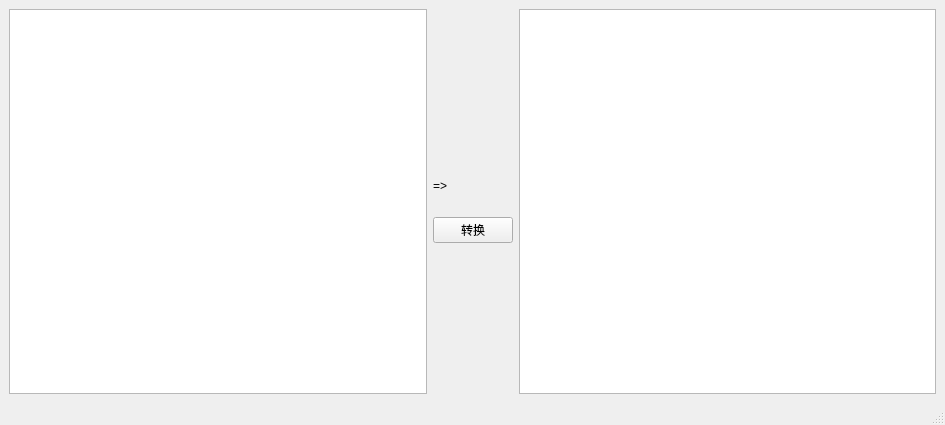
Before: the Qt Designer form GUI/MainWindow.ui in Deteriorator/Pytest-Jenkins-Helper, drawn with Qt 5.
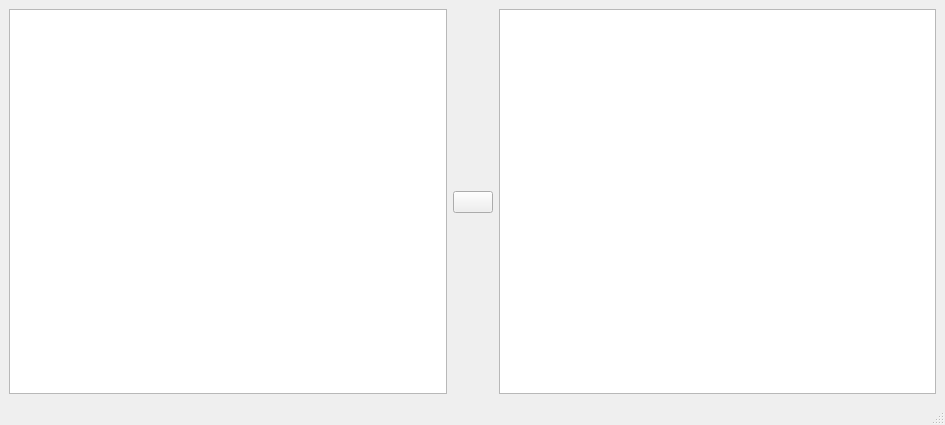
After: the same form once the commit is applied. Icons and pictures are not drawn.

What changed in the file:
```diff
--- a/GUI/MainWindow.ui
+++ b/GUI/MainWindow.ui
@@ -19,7 +19,7 @@
      <widget class="QTextBrowser" name="textBrowser"/>
     </item>
     <item>
-     <layout class="QVBoxLayout" name="verticalLayout" stretch="3,1,1,3">
+     <layout class="QVBoxLayout" name="verticalLayout" stretch="3,1,3">
       <item>
        <spacer name="verticalSpacer">
         <property name="orientation">
@@ -34,16 +34,19 @@
        </spacer>
       </item>
       <item>
-       <widget class="QLabel" name="label">
+       <widget class="QPushButton" name="pushButtonTrans">
         <property name="text">
-         <string>=&gt;</string>
+         <string/>
         </property>
-       </widget>
-      </item>
-      <item>
-       <widget class="QPushButton" name="pushButton">
-        <property name="text">
-         <string>转换</string>
+        <property name="icon">
+         <iconset resource="res.qrc">
+          <normaloff>:/static/static/trans.svg</normaloff>:/static/static/trans.svg</iconset>
+        </property>
+        <property name="iconSize">
+         <size>
+          <width>64</width>
+          <height>32</height>
+         </size>
         </property>
        </widget>
       </item>
```
Left out of the diff: 10 changed lines with no effect on the pictures.
